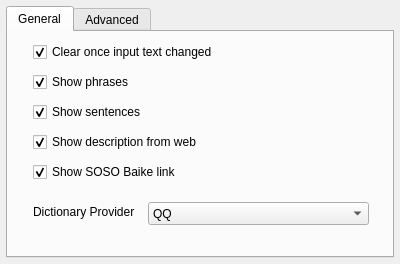
Above: contents/ui/config.ui from librehat/kdictionary before the change. Below: the same form after it.
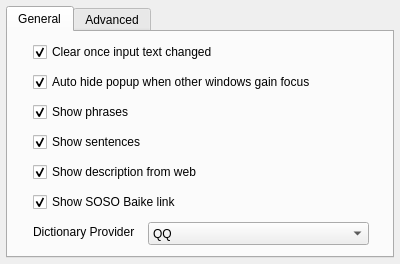
That is the form after the change.

Commit message: improve popup applet

The edit to the form file:
```diff
--- a/contents/ui/config.ui
+++ b/contents/ui/config.ui
@@ -40,7 +40,7 @@
       <rect>
        <x>25</x>
        <y>10</y>
-       <width>230</width>
+       <width>321</width>
        <height>20</height>
       </rect>
      </property>
@@ -55,8 +55,8 @@
      <property name="geometry">
       <rect>
        <x>25</x>
-       <y>40</y>
-       <width>230</width>
+       <y>70</y>
+       <width>321</width>
        <height>20</height>
       </rect>
      </property>
@@ -74,7 +74,7 @@
      <property name="geometry">
       <rect>
        <x>140</x>
-       <y>170</y>
+       <y>190</y>
        <width>221</width>
        <height>23</height>
       </rect>
@@ -109,7 +109,7 @@
      <property name="geometry">
       <rect>
        <x>25</x>
-       <y>170</y>
+       <y>190</y>
        <width>110</width>
        <height>20</height>
       </rect>
@@ -122,8 +122,8 @@
      <property name="geometry">
       <rect>
        <x>25</x>
-       <y>100</y>
-       <width>230</width>
+       <y>130</y>
+       <width>321</width>
        <height>20</height>
       </rect>
      </property>
@@ -141,8 +141,8 @@
      <property name="geometry">
       <rect>
        <x>25</x>
-       <y>130</y>
-       <width>230</width>
+       <y>160</y>
+       <width>321</width>
        <height>20</height>
       </rect>
      </property>
@@ -163,8 +163,8 @@
      <property name="geometry">
       <rect>
        <x>25</x>
-       <y>70</y>
-       <width>230</width>
+       <y>100</y>
+       <width>311</width>
        <height>20</height>
       </rect>
      </property>
@@ -178,6 +178,25 @@
       <bool>true</bool>
      </property>
     </widget>
+    <widget class="QCheckBox" name="kcfg_autoHide">
+     <property name="geometry">
+      <rect>
+       <x>25</x>
+       <y>40</y>
+       <width>331</width>
+       <height>20</height>
+      </rect>
+     </property>
+     <property name="toolTip">
+      <string>Only available when used as a popupapplet</string>
+     </property>
+     <property name="text">
+      <string>Auto hide popup when other windows gain focus</string>
+     </property>
+     <property name="checked">
+      <bool>true</bool>
+     </property>
+    </widget>
    </widget>
    <widget class="QWidget" name="tabAdv">
     <attribute name="title">
```
The commit also changes 5 other files.
